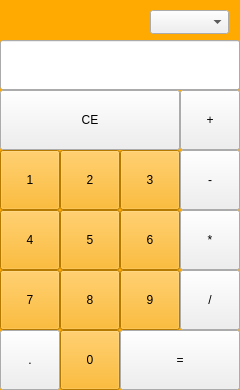
The window that mainwindow.ui (Champions007/Calculator) describes before a commit, drawn with Qt 5.
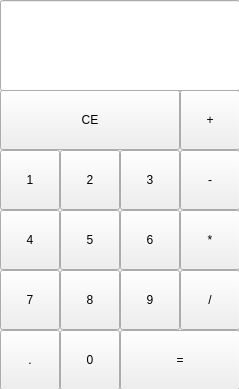
The same window after the commit.

Commit message: Clened calculator ui

```diff
--- a/mainwindow.ui
+++ b/mainwindow.ui
@@ -6,8 +6,8 @@
    <rect>
     <x>0</x>
     <y>0</y>
-    <width>240</width>
-    <height>390</height>
+    <width>239</width>
+    <height>389</height>
    </rect>
   </property>
   <property name="sizePolicy">
@@ -25,42 +25,15 @@
    <string>MainWindow</string>
   </property>
   <property name="styleSheet">
-   <string notr="true">QWidget#centralwidget {
-background-color:rgb(255, 170, 0)
-}
-QWidget#btn_0 {
-background-color:rgb(255, 170, 0)
-}
-QWidget#btn_1 {
-background-color:rgb(255, 170, 0)
-}
-QWidget#btn_2 {
-background-color:rgb(255, 170, 0)
-}
-QWidget#btn_3 {
-background-color:rgb(255, 170, 0)
-}
-QWidget#btn_4 {
-background-color:rgb(255, 170, 0)
-}
-QWidget#btn_5 {
-background-color:rgb(255, 170, 0)
-}
-QWidget#btn_6 {
-background-color:rgb(255, 170, 0)
-}
-QWidget#btn_7 {
-background-color:rgb(255, 170, 0)
-}
-QWidget#btn_8 {
-background-color:rgb(255, 170, 0)
-}
-QWidget#btn_9 {
-background-color:rgb(255, 170, 0)
-}
-</string>
+   <string notr="true"/>
   </property>
   <widget class="QWidget" name="centralwidget">
+   <property name="sizePolicy">
+    <sizepolicy hsizetype="Fixed" vsizetype="Fixed">
+     <horstretch>0</horstretch>
+     <verstretch>0</verstretch>
+    </sizepolicy>
+   </property>
    <widget class="QPushButton" name="btn_Clear">
     <property name="geometry">
      <rect>
@@ -156,15 +129,15 @@
     <property name="geometry">
      <rect>
       <x>0</x>
-      <y>40</y>
+      <y>0</y>
       <width>240</width>
-      <height>50</height>
+      <height>91</height>
      </rect>
     </property>
     <property name="font">
      <font>
       <family>Iosevka Nerd Font</family>
-      <pointsize>15</pointsize>
+      <pointsize>20</pointsize>
       <weight>50</weight>
       <italic>false</italic>
       <bold>false</bold>
@@ -313,16 +286,6 @@
      <string>5</string>
     </property>
    </widget>
-   <widget class="QComboBox" name="comboBox">
-    <property name="geometry">
-     <rect>
-      <x>150</x>
-      <y>10</y>
-      <width>79</width>
-      <height>24</height>
-     </rect>
-    </property>
-   </widget>
   </widget>
  </widget>
  <resources/>
```
Left out of the diff: 15 changed lines with no effect on the pictures. The commit also changes 3 other files.
